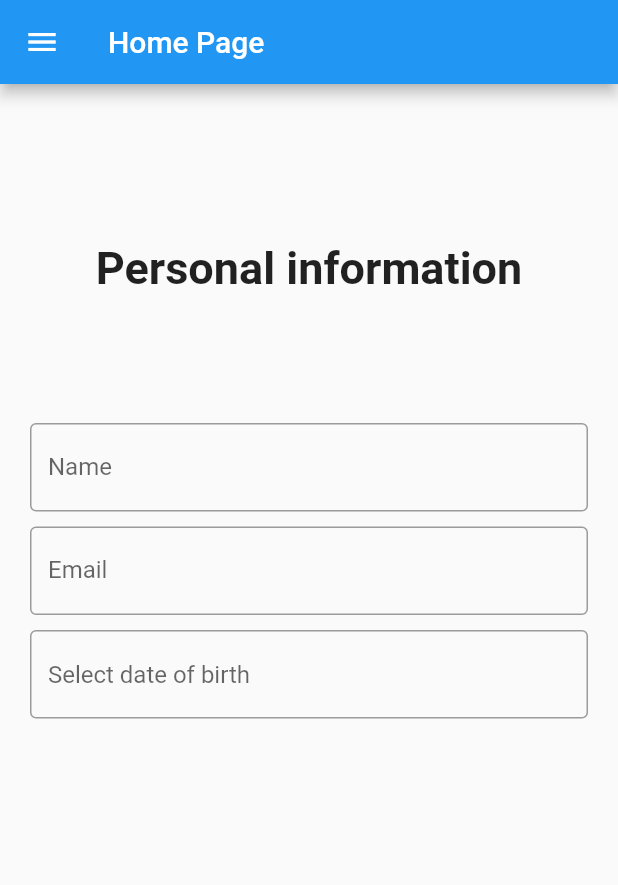
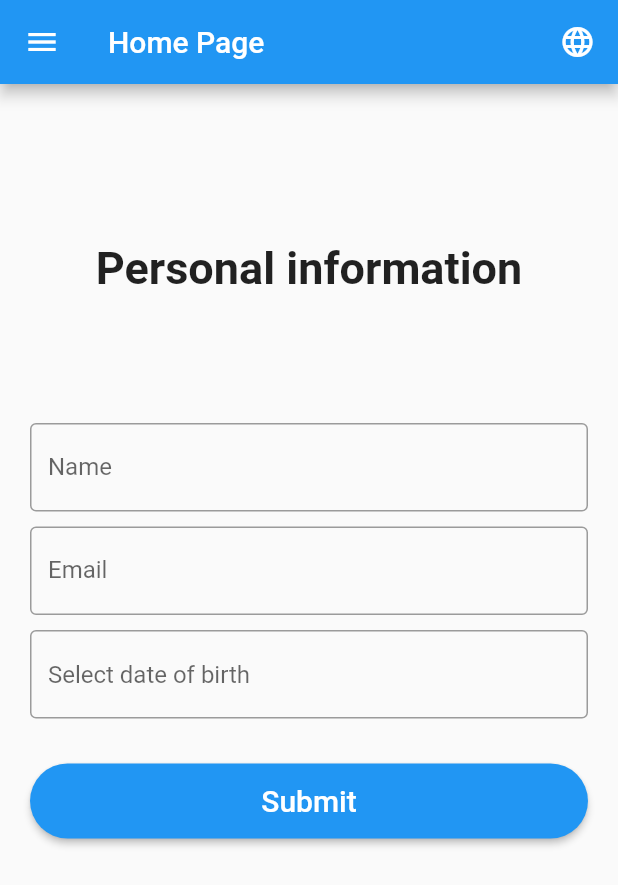
Before and after one commit to TaishiU/flutter-Internationalization, a Flutter app: the screen it shows after launch, on a phone screen of 412 x 824 dp. Shown: the top 885 px of the screen. Run offline on Flutter 3.47's test engine with Material 2 defaults, Android fonts, the phone set to English and light mode, and no system bars.

Commit message:
ドロップダウンボタンの追加

```diff
--- /dev/null
+++ b/lib/crasses/language.dart
@@ -0,0 +1,15 @@
+class Language {
+  final int id;
+  final String name;
+  final String flag;
+  final String languageCode;
+
+  Language(this.id, this.name, this.flag, this.languageCode);
+
+  static List<Language> languageList() {
+    return <Language>[
+      Language(1, '🇺🇸', 'English', 'en'),
+      Language(1, '🇯🇵', '日本語', 'ja'),
+    ];
+  }
+}
--- a/lib/pages/home_page.dart
+++ b/lib/pages/home_page.dart
@@ -1,5 +1,6 @@
 import 'package:flutter/material.dart';
 import 'package:flutter/rendering.dart';
+import 'package:internationalization1/crasses/language.dart';
 import 'package:internationalization1/routes/route_names.dart';
 
 class HomePage extends StatefulWidget {
@@ -14,11 +15,50 @@ class _HomePageState extends State<HomePage> {
     showTimePicker(context: context, initialTime: TimeOfDay.now());
   }
 
+  void _changeLanguage(Language language) {
+    print(language.languageCode);
+  }
+
   @override
   Widget build(BuildContext context) {
     return Scaffold(
       appBar: AppBar(
         title: Text('Home Page'),
+        actions: [
+          Padding(
+            padding: EdgeInsets.all(15),
+            child: DropdownButton(
+              onChanged: (Language language) {
+                _changeLanguage(language);
+              },
+              underline: SizedBox(),
+              icon: Icon(
+                Icons.language,
+                color: Colors.white,
+              ),
+              items: Language.languageList()
+                  .map<DropdownMenuItem<Language>>(
+                    (lang) => DropdownMenuItem(
+                      value: lang,
+                      child: Row(
+                        mainAxisAlignment: MainAxisAlignment.start,
+                        children: [
+                          Text(
+                            lang.name,
+                            style: TextStyle(
+                              fontSize: 30,
+                            ),
+                          ),
+                          SizedBox(width: 10),
+                          Text(lang.flag),
+                        ],
+                      ),
+                    ),
+                  )
+                  .toList(),
+            ),
+          ),
+        ],
       ),
       drawer: _drawerList(),
       body: Container(
@@ -89,6 +129,26 @@ class _HomePageState extends State<HomePage> {
               );
             },
           ),
+          SizedBox(height: 30),
+          MaterialButton(
+            onPressed: () {
+              if (_key.currentState.validate()) {
+                _showSuccessDialog();
+              }
+            },
+            height: 50,
+            shape: StadiumBorder(),
+            color: Theme.of(context).primaryColor,
+            child: Center(
+              child: Text(
+                'Submit',
+                style: TextStyle(
+                  color: Colors.white,
+                  fontSize: 20,
+                ),
+              ),
+            ),
+          ),
         ],
       ),
     );
```
Also changed, not shown: pubspec.yaml (+5 -51 lines).
